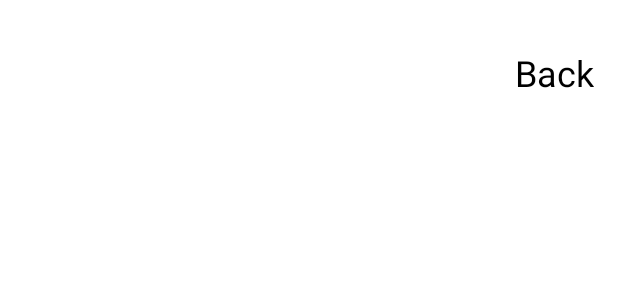
After one commit to YJ0717/SPGP25, an Android app: the layout game_scene.xml on its own in the app's theme, with its tools: preview values and no code run, on a phone screen of 412 x 824 dp. The commit adds this screen. Shown: the top 300 px of the screen. Run offline under Robolectric (Android 15) with nearby library versions, the phone set to English and light mode, and no system bars.

Commit message:
각종 스테이지를 효율적으로 관리하기 위한 관리 코드 잓성 및 구조 개선

```diff
--- /dev/null
+++ b/PegglePang/app/src/main/res/layout/game_scene.xml
@@ -0,0 +1,26 @@
+<?xml version="1.0" encoding="utf-8"?>
+<androidx.constraintlayout.widget.ConstraintLayout xmlns:android="http://schemas.android.com/apk/res/android"
+    xmlns:app="http://schemas.android.com/apk/res-auto"
+    android:layout_width="match_parent"
+    android:layout_height="match_parent"
+    android:background="@android:color/white">
+
+    <ac.tukorea.yunjun.pegglepang.framework.view.GameView
+        android:id="@+id/game_view"
+        android:layout_width="match_parent"
+        android:layout_height="match_parent"
+        android:background="@android:color/white" />
+
+    <TextView
+        android:id="@+id/back_text"
+        android:layout_width="wrap_content"
+        android:layout_height="wrap_content"
+        android:text="Back"
+        android:textSize="24sp"
+        android:textColor="@android:color/black"
+        android:layout_marginTop="32dp"
+        android:layout_marginEnd="16dp"
+        app:layout_constraintTop_toTopOf="parent"
+        app:layout_constraintEnd_toEndOf="parent" />
+
+</androidx.constraintlayout.widget.ConstraintLayout>
```
Also changed, not shown: PegglePang/app/src/main/java/ac/tukorea/yunjun/pegglepang/PegglePang/app/PegglePangActivity.java (+0 -14 lines), PegglePang/app/src/main/java/ac/tukorea/yunjun/pegglepang/PegglePang/game/BaseStageScene.java (added, +63 -0 lines), PegglePang/app/src/main/java/ac/tukorea/yunjun/pegglepang/PegglePang/game/S1_1.java (added, +21 -0 lines), PegglePang/app/src/main/java/ac/tukorea/yunjun/pegglepang/PegglePang/game/Stage1_Scene.java (+64 -0 lines), PegglePang/app/src/main/java/ac/tukorea/yunjun/pegglepang/PegglePang/game/StageFactory.java (added, +30 -0 lines), PegglePang/app/src/main/java/ac/tukorea/yunjun/pegglepang/PegglePang/game/StageManager.java (added, +74 -0 lines), PegglePang/app/src/main/java/ac/tukorea/yunjun/pegglepang/PegglePang/game/worldSelectScene.java (+6 -2 lines), PegglePang/app/src/main/res/layout/stage1_select.xml (+13 -0 lines).
